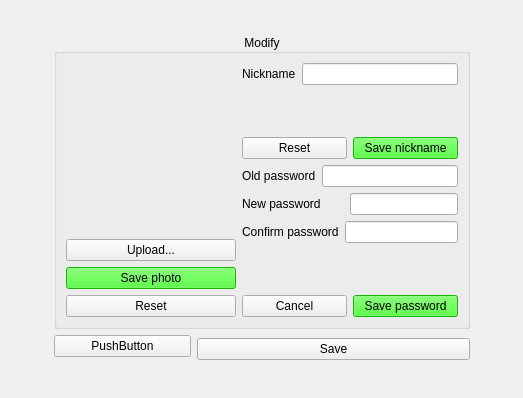
Old version of the form Client/modify.ui in the repository PolitoTeam/Scriba.
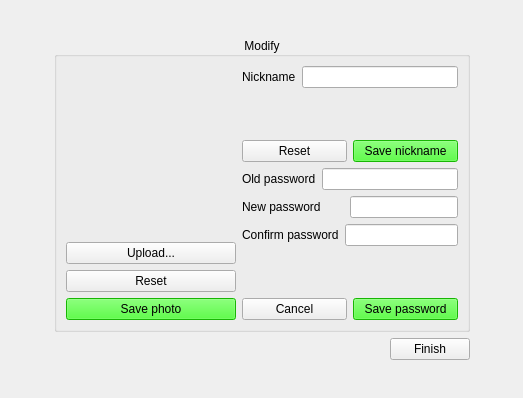
New version of the form.

Commit message: Fix nickname update and add finish button in modify widget

```diff
--- a/Client/modify.ui
+++ b/Client/modify.ui
@@ -16,7 +16,33 @@
   <layout class="QGridLayout" name="gridLayout_2">
    <item row="0" column="0">
     <layout class="QGridLayout" name="gridLayout">
-     <item row="1" column="1" colspan="3">
+     <item row="1" column="3">
+      <spacer name="horizontalSpacer_2">
+       <property name="orientation">
+        <enum>Qt::Horizontal</enum>
+       </property>
+       <property name="sizeHint" stdset="0">
+        <size>
+         <width>40</width>
+         <height>20</height>
+        </size>
+       </property>
+      </spacer>
+     </item>
+     <item row="3" column="1" colspan="2">
+      <spacer name="verticalSpacer_3">
+       <property name="orientation">
+        <enum>Qt::Vertical</enum>
+       </property>
+       <property name="sizeHint" stdset="0">
+        <size>
+         <width>20</width>
+         <height>40</height>
+        </size>
+       </property>
+      </spacer>
+     </item>
+     <item row="1" column="1" colspan="2">
       <widget class="QGroupBox" name="groupBox">
        <property name="sizePolicy">
         <sizepolicy hsizetype="Expanding" vsizetype="Expanding">
@@ -65,6 +91,13 @@
             </property>
            </widget>
           </item>
+          <item>
+           <widget class="QPushButton" name="pushButtonResetPhoto">
+            <property name="text">
+             <string>Reset</string>
+            </property>
+           </widget>
+          </item>
           <item>
            <widget class="QPushButton" name="pushButtonSavephoto">
             <property name="styleSheet">
@@ -75,13 +108,6 @@
             </property>
            </widget>
           </item>
-          <item>
-           <widget class="QPushButton" name="pushButtonResetPhoto">
-            <property name="text">
-             <string>Reset</string>
-            </property>
-           </widget>
-          </item>
          </layout>
         </item>
         <item>
@@ -242,45 +268,6 @@
        </layout>
       </widget>
      </item>
-     <item row="0" column="1" colspan="3">
-      <spacer name="verticalSpacer_4">
-       <property name="orientation">
-        <enum>Qt::Vertical</enum>
-       </property>
-       <property name="sizeHint" stdset="0">
-        <size>
-         <width>20</width>
-         <height>40</height>
-        </size>
-       </property>
-      </spacer>
-     </item>
-     <item row="1" column="4">
-      <spacer name="horizontalSpacer_2">
-       <property name="orientation">
-        <enum>Qt::Horizontal</enum>
-       </property>
-       <property name="sizeHint" stdset="0">
-        <size>
-         <width>40</width>
-         <height>20</height>
-        </size>
-       </property>
-      </spacer>
-     </item>
-     <item row="4" column="1" colspan="3">
-      <spacer name="verticalSpacer_3">
-       <property name="orientation">
-        <enum>Qt::Vertical</enum>
-       </property>
-       <property name="sizeHint" stdset="0">
-        <size>
-         <width>20</width>
-         <height>40</height>
-        </size>
-       </property>
-      </spacer>
-     </item>
      <item row="1" column="0">
       <spacer name="horizontalSpacer">
        <property name="orientation">
@@ -294,25 +281,38 @@
        </property>
       </spacer>
      </item>
-     <item row="2" column="2" rowspan="2" colspan="2">
-      <widget class="QPushButton" name="pushButtonLogin">
+     <item row="0" column="1" colspan="2">
+      <spacer name="verticalSpacer_4">
+       <property name="orientation">
+        <enum>Qt::Vertical</enum>
+       </property>
+       <property name="sizeHint" stdset="0">
+        <size>
+         <width>20</width>
+         <height>40</height>
+        </size>
+       </property>
+      </spacer>
+     </item>
+     <item row="2" column="2">
+      <widget class="QPushButton" name="pushButtonFinish">
        <property name="text">
-        <string>Save</string>
-       </property>
-       <property name="autoDefault">
-        <bool>true</bool>
-       </property>
-       <property name="default">
-        <bool>false</bool>
+        <string>Finish</string>
        </property>
       </widget>
      </item>
      <item row="2" column="1">
-      <widget class="QPushButton" name="pushButton_2">
-       <property name="text">
-        <string>PushButton</string>
+      <spacer name="horizontalSpacer_3">
+       <property name="orientation">
+        <enum>Qt::Horizontal</enum>
        </property>
-      </widget>
+       <property name="sizeHint" stdset="0">
+        <size>
+         <width>40</width>
+         <height>20</height>
+        </size>
+       </property>
+      </spacer>
      </item>
     </layout>
    </item>
```
The commit also changes 3 other files.
